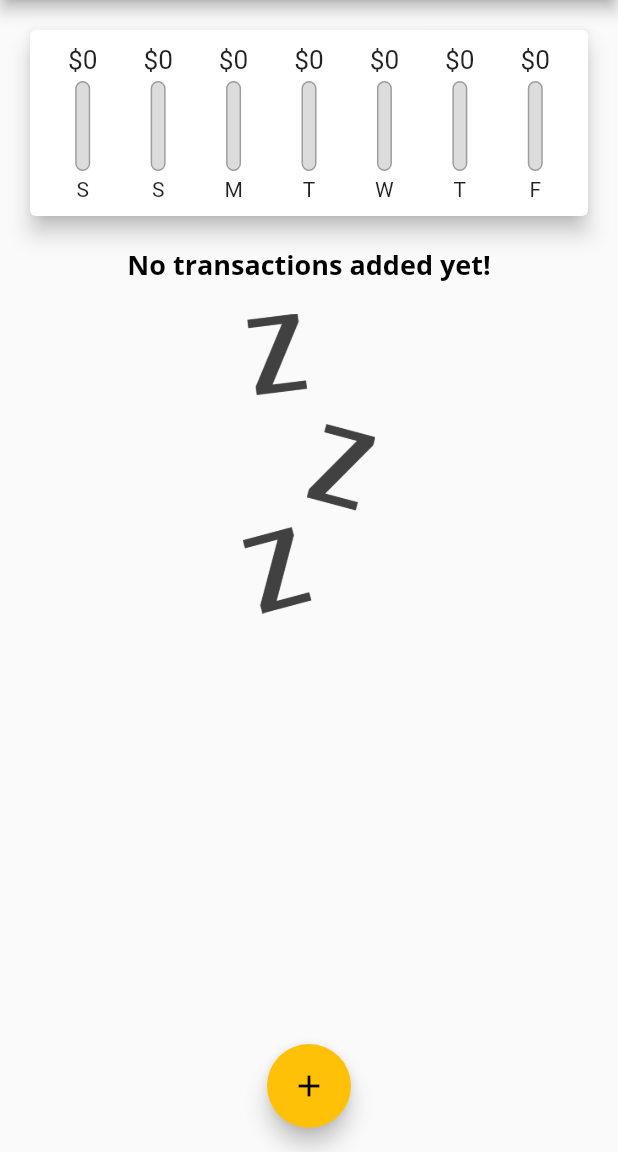
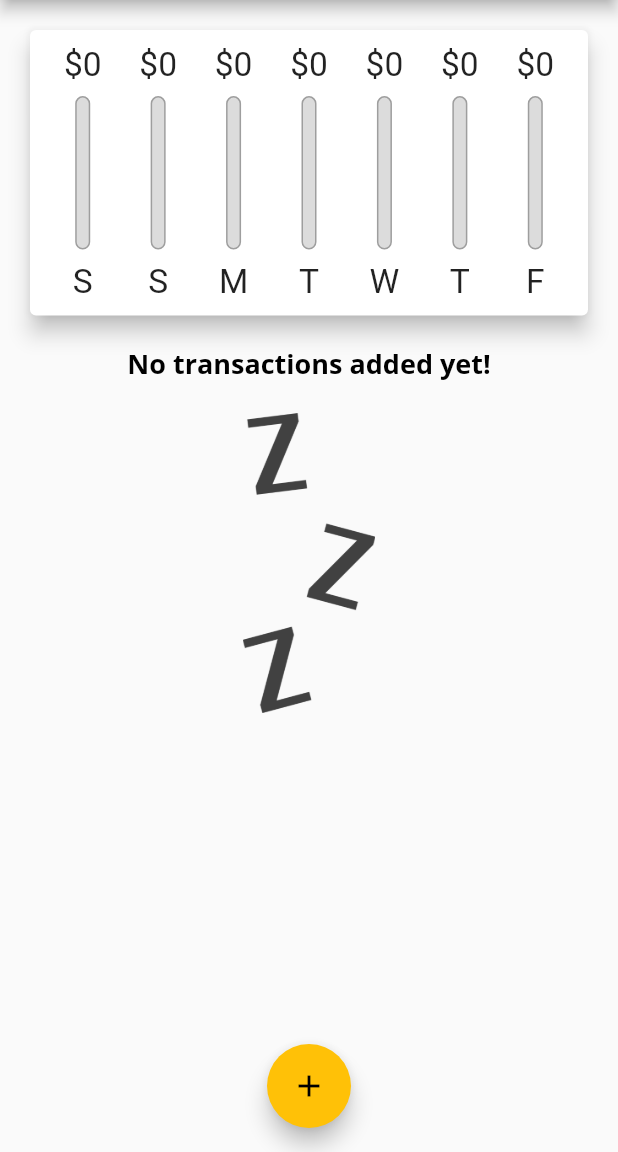
Before and after one commit to CarolineRodrigues/expenses_planner_flutter, a Flutter app: the screen it shows after launch, on a phone screen of 412 x 824 dp, the part 84-1236 px from its top. Run offline on Flutter 3.47's test engine with Material 2 defaults, Android fonts, the light colour scheme and no system bars.

Commit message:
Expenses Planner

```diff
--- a/lib/main.dart
+++ b/lib/main.dart
@@ -1,10 +1,16 @@
 import 'package:flutter/material.dart';
+import 'package:flutter/services.dart';
 import './widgets/transaction_list.dart';
 import './widgets/new_transaction.dart';
 import './models/transaction.dart';
 import './widgets/chart.dart';
 
 void main() {
+  // WidgetsFlutterBinding.ensureInitialized();
+  // SystemChrome.setPreferredOrientations([
+  //   DeviceOrientation.portraitUp,
+  //   DeviceOrientation.portraitDown,
+  // ]);
   runApp(MyApp());
 }
 
@@ -114,8 +120,7 @@ class _MyHomePageState extends State<MyHomePage> {
 
   @override
   Widget build(BuildContext context) {
-    return Scaffold(
-      appBar: AppBar(
+    final appBar = AppBar(
       title: Text(
         'Personal Expenses',
       ),
@@ -125,14 +130,28 @@ class _MyHomePageState extends State<MyHomePage> {
           icon: Icon(Icons.add),
         ),
       ],
-      ),
+    );
+    return Scaffold(
+      appBar: appBar,
       body: SingleChildScrollView(
         child: Column(
           // mainAxisAlignment: MainAxisAlignment.spaceAround,
           crossAxisAlignment: CrossAxisAlignment.stretch,
           children: [
-            Chart(_recentTransactions),
-            TransactionList(_userTransactions, _deleteTransaction),
+            Container(
+              height: (MediaQuery.of(context).size.height -
+                      appBar.preferredSize.height -
+                      MediaQuery.of(context).padding.top) *
+                  0.3,
+              child: Chart(_recentTransactions),
+            ),
+            Container(
+              height: (MediaQuery.of(context).size.height -
+                      appBar.preferredSize.height -
+                      MediaQuery.of(context).padding.top) *
+                  0.7,
+              child: TransactionList(_userTransactions, _deleteTransaction),
+            ),
           ],
         ),
       ),
--- a/lib/widgets/chart_bar.dart
+++ b/lib/widgets/chart_bar.dart
@@ -9,19 +9,21 @@ class ChartBar extends StatelessWidget {
 
   @override
   Widget build(BuildContext context) {
+    return LayoutBuilder(
+      builder: (ctx, constraints) {
         return Column(
           children: [
             Container(
-          height: 20,
+              height: constraints.maxHeight * 0.15,
               child: FittedBox(
                 child: Text('\$${spendingAmount.toStringAsFixed(0)}'),
               ),
             ),
             SizedBox(
-          height: 4,
+              height: constraints.maxHeight * 0.05,
             ),
             Container(
-          height: 60,
+              height: constraints.maxHeight * 0.6,
               width: 10,
               child: Stack(
                 children: [
@@ -45,10 +47,17 @@ class ChartBar extends StatelessWidget {
               ),
             ),
             SizedBox(
-          height: 4,
+              height: constraints.maxHeight * 0.05,
             ),
-        Text(label),
+            Container(
+              height: constraints.maxHeight * 0.15,
+              child: FittedBox(
+                child: Text(label),
+              ),
+            ),
           ],
+        );
+      },
     );
   }
 }
--- a/lib/widgets/transaction_list.dart
+++ b/lib/widgets/transaction_list.dart
@@ -10,9 +10,7 @@ class TransactionList extends StatelessWidget {
 
   @override
   Widget build(BuildContext context) {
-    return Container(
-      height: 560,
-      child: transactions.isEmpty
+    return transactions.isEmpty
         ? Column(
             children: [
               Text(
@@ -107,7 +105,6 @@ class TransactionList extends StatelessWidget {
               );
             },
             itemCount: transactions.length,
-            ),
           );
   }
 }
```
Lines whose indentation alone changed are shown as unchanged.
